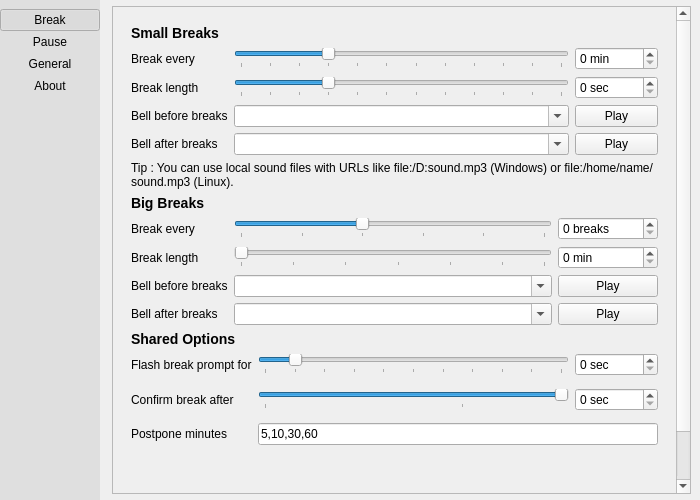
Before: the Qt Designer form src/gui/pref-window.ui in AllanChain/sane-break, drawn with Qt 5.
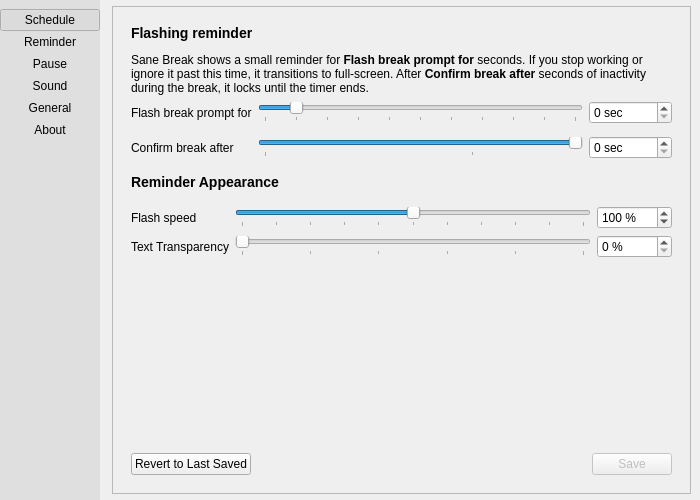
After: the same form once the commit is applied. The open tabs and pages were chosen to show the change. Icons and pictures are not drawn. Custom widgets are drawn as their Qt base class.

Commit message:
flash speed and text transparency config
Closes #43
Closes #38

Diff of the .ui file:
```diff
--- a/src/gui/pref-window.ui
+++ b/src/gui/pref-window.ui
@@ -69,7 +69,7 @@
           <cursorShape>PointingHandCursor</cursorShape>
          </property>
          <property name="text">
-          <string>Break</string>
+          <string>Schedule</string>
          </property>
          <property name="checkable">
           <bool>true</bool>
@@ -82,6 +82,22 @@
          </property>
         </widget>
        </item>
+       <item>
+        <widget class="QPushButton" name="tabReminderButton">
+         <property name="cursor">
+          <cursorShape>PointingHandCursor</cursorShape>
+         </property>
+         <property name="text">
+          <string>Reminder</string>
+         </property>
+         <property name="checkable">
+          <bool>true</bool>
+         </property>
+         <property name="flat">
+          <bool>true</bool>
+         </property>
+        </widget>
+       </item>
        <item>
         <widget class="QPushButton" name="tabPauseButton">
          <property name="cursor">
@@ -98,6 +114,25 @@
          </property>
         </widget>
        </item>
+       <item>
+        <widget class="QPushButton" name="tabSoundButton">
+         <property name="cursor">
+          <cursorShape>PointingHandCursor</cursorShape>
+         </property>
+         <property name="text">
+          <string>Sound</string>
+         </property>
+         <property name="checkable">
+          <bool>true</bool>
+         </property>
+         <property name="checked">
+          <bool>false</bool>
+         </property>
+         <property name="flat">
+          <bool>true</bool>
+         </property>
+        </widget>
+       </item>
        <item>
         <widget class="QPushButton" name="tabGeneralButton">
          <property name="cursor">
@@ -195,8 +230,8 @@
           <rect>
            <x>0</x>
            <y>0</y>
-           <width>559</width>
-           <height>752</height>
+           <width>580</width>
+           <height>488</height>
           </rect>
          </property>
          <layout class="QVBoxLayout" name="verticalLayout_8">
@@ -216,58 +251,6 @@
               </item>
               <item>
                <layout class="QGridLayout" name="gridLayout_2">
-                <item row="2" column="2">
-                 <widget class="QPushButton" name="playSmallStart">
-                  <property name="text">
-                   <string>Play</string>
-                  </property>
-                 </widget>
-                </item>
-                <item row="0" column="2">
-                 <widget class="QSpinBox" name="smallBreakEveryBox">
-                  <property name="suffix">
-                   <string> min</string>
-                  </property>
-                  <property name="maximum">
-                   <number>65535</number>
-                  </property>
-                 </widget>
-                </item>
-                <item row="2" column="0">
-                 <widget class="QLabel" name="label_13">
-                  <property name="toolTip">
-                   <string>Try restart Sane Break if no sound</string>
-                  </property>
-                  <property name="text">
-                   <string>Bell before breaks</string>
-                  </property>
-                 </widget>
-                </item>
-                <item row="1" column="1">
-                 <widget class="SteppedSlider" name="smallBreakForSlider">
-                  <property name="minimum">
-                   <number>5</number>
-                  </property>
-                  <property name="maximum">
-                   <number>60</number>
-                  </property>
-                  <property name="singleStep">
-                   <number>5</number>
-                  </property>
-                  <property name="pageStep">
-                   <number>5</number>
-                  </property>
-                  <property name="value">
-                   <number>20</number>
-                  </property>
-                  <property name="orientation">
-                   <enum>Qt::Orientation::Horizontal</enum>
-                  </property>
-                  <property name="tickPosition">
-                   <enum>QSlider::TickPosition::TicksBelow</enum>
-                  </property>
-                 </widget>
-                </item>
                 <item row="1" column="2">
                  <widget class="QSpinBox" name="smallBreakForBox">
                   <property name="suffix">
@@ -316,27 +299,6 @@
                   </property>
                  </widget>
                 </item>
-                <item row="2" column="1">
-                 <widget class="QComboBox" name="smallStartBellSelect">
-                  <property name="editable">
-                   <bool>true</bool>
-                  </property>
-                 </widget>
-                </item>
-                <item row="3" column="1">
-                 <widget class="QComboBox" name="smallEndBellSelect">
-                  <property name="editable">
-                   <bool>true</bool>
-                  </property>
-                 </widget>
-                </item>
-                <item row="3" column="2">
-                 <widget class="QPushButton" name="playSmallEnd">
-                  <property name="text">
-                   <string>Play</string>
-                  </property>
-                 </widget>
-                </item>
                 <item row="0" column="0">
                  <widget class="QLabel" name="label_3">
                   <property name="toolTip">
@@ -347,31 +309,8 @@
                   </property>
                  </widget>
                 </item>
-                <item row="3" column="0">
-                 <widget class="QLabel" name="label_14">
-                  <property name="toolTip">
-                   <string>Try restart Sane Break if no sound</string>
-                  </property>
-                  <property name="text">
-                   <string>Bell after breaks</string>
-                  </property>
-                 </widget>
-                </item>
                </layout>
               </item>
-              <item>
-               <widget class="QLabel" name="label_24">
-                <property name="enabled">
-                 <bool>true</bool>
-                </property>
-                <property name="text">
-                 <string>&lt;strong&gt;Tip&lt;/strong&gt;: You can use local sound files with URLs like &lt;code&gt;file:/D:sound.mp3&lt;/code&gt;  (Windows) or &lt;code&gt;file:/home/name/sound.mp3&lt;/code&gt; (Linux).</string>
-                </property>
-                <property name="wordWrap">
-                 <bool>true</bool>
-                </property>
-               </widget>
-              </item>
               <item>
                <widget class="QLabel" name="label_22">
                 <property name="text">
@@ -381,30 +320,6 @@
               </item>
               <item>
                <layout class="QGridLayout" name="gridLayout_5">
-                <item row="3" column="1">
-                 <widget class="QComboBox" name="bigEndBellSelect">
-                  <property name="editable">
-                   <bool>true</bool>
-                  </property>
-                 </widget>
-                </item>
-                <item row="1" column="2">
-                 <widget class="QSpinBox" name="bigBreakForBox">
-                  <property name="suffix">
-                   <string> min</string>
-                  </property>
-                  <property name="maximum">
-                   <number>65535</number>
-                  </property>
-                 </widget>
-                </item>
-                <item row="2" column="2">
-                 <widget class="QPushButton" name="playBigStart">
-                  <property name="text">
-                   <string>Play</string>
-                  </property>
-                 </widget>
-                </item>
                 <item row="0" column="2">
                  <widget class="QSpinBox" name="bigBreakAfterBox">
                   <property name="suffix">
@@ -415,35 +330,6 @@
                   </property>
                  </widget>
                 </item>
-                <item row="2" column="0">
-                 <widget class="QLabel" name="label">
-                  <property name="text">
-                   <string>Bell before breaks</string>
-                  </property>
-                 </widget>
-                </item>
-                <item row="0" column="1">
-                 <widget class="SteppedSlider" name="bigBreakAfterSlider">
-                  <property name="minimum">
-                   <number>1</number>
-                  </property>
-                  <property name="maximum">
-                   <number>6</number>
-                  </property>
-                  <property name="pageStep">
-                   <number>1</number>
-                  </property>
-                  <property name="value">
-                   <number>3</number>
-                  </property>
-                  <property name="orientation">
-                   <enum>Qt::Orientation::Horizontal</enum>
-                  </property>
-                  <property name="tickPosition">
-                   <enum>QSlider::TickPosition::TicksBelow</enum>
-                  </property>
-                 </widget>
-                </item>
                 <item row="0" column="0">
                  <widget class="QLabel" name="label_5">
                   <property name="toolTip">
@@ -454,10 +340,35 @@
                   </property>
                  </widget>
                 </item>
-                <item row="3" column="2">
-                 <widget class="QPushButton" name="playBigEnd">
-                  <property name="text">
-                   <string>Play</string>
+                <item row="1" column="2">
+                 <widget class="QSpinBox" name="bigBreakForBox">
+                  <property name="suffix">
+                   <string> min</string>
+                  </property>
+                  <property name="maximum">
+                   <number>65535</number>
+                  </property>
+                 </widget>
+                </item>
+                <item row="0" column="1">
+                 <widget class="SteppedSlider" name="bigBreakAfterSlider">
+                  <property name="minimum">
+                   <number>1</number>
+                  </property>
+                  <property name="maximum">
+                   <number>6</number>
+                  </property>
+                  <property name="pageStep">
+                   <number>1</number>
+                  </property>
+                  <property name="value">
+                   <number>3</number>
+                  </property>
+                  <property name="orientation">
+                   <enum>Qt::Orientation::Horizontal</enum>
+                  </property>
+                  <property name="tickPosition">
+                   <enum>QSlider::TickPosition::TicksBelow</enum>
                   </property>
                  </widget>
                 </item>
@@ -489,20 +400,6 @@
                   </property>
                  </widget>
                 </item>
-                <item row="2" column="1">
-                 <widget class="QComboBox" name="bigStartBellSelect">
-                  <property name="editable">
-                   <bool>true</bool>
-                  </property>
-                 </widget>
-                </item>
-                <item row="3" column="0">
-                 <widget class="QLabel" name="label_2">
-                  <property name="text">
-                   <string>Bell after breaks</string>
-                  </property>
-                 </widget>
-                </item>
                 <item row="1" column="0">
                  <widget class="QLabel" name="label_6">
                   <property name="toolTip">
@@ -518,7 +415,7 @@
               <item>
                <widget class="QLabel" name="label_23">
                 <property name="text">
-                 <string>&lt;h3&gt;Shared Options&lt;/h3&gt;</string>
+                 <string>&lt;h3&gt;Postpone&lt;/h3&gt;</string>
                 </property>
                </widget>
               </item>
@@ -527,7 +424,7 @@
                 <property name="verticalSpacing">
                  <number>12</number>
                 </property>
-                <item row="2" column="1" colspan="2">
+                <item row="0" column="1" colspan="2">
                  <widget class="QLineEdit" name="postponeMinutes">
                   <property name="inputMask">
                    <string notr="true"/>
@@ -540,58 +437,48 @@
                   </property>
                  </widget>
                 </item>
-                <item row="1" column="2">
-                 <widget class="QSpinBox" name="confirmAfterBox">
-                  <property name="suffix">
-                   <string> sec</string>
-                  </property>
-                  <property name="maximum">
-                   <number>65535</number>
-                  </property>
-                 </widget>
-                </item>
-                <item row="0" column="1">
-                 <widget class="SteppedSlider" name="flashForSlider">
-                  <property name="maximum">
-                   <number>300</number>
-                  </property>
-                  <property name="singleStep">
-                   <number>10</number>
-                  </property>
-                  <property name="pageStep">
-                   <number>30</number>
-                  </property>
-                  <property name="value">
-                   <number>30</number>
-                  </property>
-                  <property name="orientation">
-                   <enum>Qt::Orientation::Horizontal</enum>
-                  </property>
-                  <property name="tickPosition">
-                   <enum>QSlider::TickPosition::TicksBelow</enum>
-                  </property>
-                  <property name="tickInterval">
-                   <number>30</number>
-                  </property>
-                 </widget>
-                </item>
-                <item row="0" column="2">
-                 <widget class="QSpinBox" name="flashForBox">
-                  <property name="suffix">
-                   <string> sec</string>
-                  </property>
-                  <property name="maximum">
-                   <number>65535</number>
-                  </property>
-                 </widget>
-                </item>
-                <item row="2" column="0">
+                <item row="0" column="0">
                  <widget class="QLabel" name="label_20">
                   <property name="text">
                    <string>Postpone minutes</string>
                   </property>
                  </widget>
                 </item>
+               </layout>
+              </item>
+             </layout>
+            </widget>
+            <widget class="QWidget" name="reminderPage">
+             <layout class="QVBoxLayout" name="verticalLayout_9">
+              <item>
+               <widget class="QLabel" name="label">
+                <property name="toolTip">
+                 <string/>
+                </property>
+                <property name="text">
+                 <string>&lt;h3&gt;Flashing reminder&lt;/h3&gt;
+&lt;p&gt;Sane Break shows a small reminder for &lt;b&gt;Flash break prompt for&lt;/b&gt; seconds. If you stop working or ignore it past this time, it transitions to full-screen. After &lt;b&gt;Confirm break after&lt;/b&gt; seconds of inactivity during the break, it locks until the timer ends.&lt;/p&gt;</string>
+                </property>
+                <property name="wordWrap">
+                 <bool>true</bool>
+                </property>
+               </widget>
+              </item>
+              <item>
+               <layout class="QGridLayout" name="gridLayout_7">
+                <property name="verticalSpacing">
+                 <number>12</number>
+                </property>
+                <item row="0" column="2">
+                 <widget class="QSpinBox" name="flashForBox">
+                  <property name="suffix">
+                   <string> sec</string>
+                  </property>
+                  <property name="maximum">
+                   <number>65535</number>
+                  </property>
+                 </widget>
+                </item>
                 <item row="1" column="1">
                  <widget class="SteppedSlider" name="confirmAfterSlider">
                   <property name="minimum">
@@ -618,7 +505,7 @@
                  </widget>
                 </item>
                 <item row="0" column="0">
-                 <widget class="QLabel" name="label_11">
+                 <widget class="QLabel" name="label_13">
                   <property name="toolTip">
                    <string>Time in seconds before forcing break after work reminder appears.</string>
                   </property>
@@ -628,7 +515,7 @@
                  </widget>
                 </item>
                 <item row="1" column="0">
-                 <widget class="QLabel" name="label_9">
+                 <widget class="QLabel" name="label_14">
                   <property name="toolTip">
                    <string>After idle for that long during break, Sane Break will keep full screen and there's no way back.</string>
                   </property>
@@ -637,6 +524,139 @@
                   </property>
                  </widget>
                 </item>
+                <item row="0" column="1">
+                 <widget class="SteppedSlider" name="flashForSlider">
+                  <property name="maximum">
+                   <number>300</number>
+                  </property>
+                  <property name="singleStep">
+                   <number>10</number>
+                  </property>
+                  <property name="pageStep">
+                   <number>30</number>
+                  </property>
+                  <property name="value">
+                   <number>30</number>
+                  </property>
+                  <property name="orientation">
+                   <enum>Qt::Orientation::Horizontal</enum>
+                  </property>
+                  <property name="tickPosition">
+                   <enum>QSlider::TickPosition::TicksBelow</enum>
+                  </property>
+                  <property name="tickInterval">
+                   <number>30</number>
+                  </property>
+                 </widget>
+                </item>
+                <item row="1" column="2">
+                 <widget class="QSpinBox" name="confirmAfterBox">
+                  <property name="suffix">
+                   <string> sec</string>
+                  </property>
+                  <property name="maximum">
+                   <number>65535</number>
+                  </property>
+                 </widget>
+                </item>
+               </layout>
+              </item>
+              <item>
+               <widget class="QLabel" name="label_2">
+                <property name="text">
+                 <string>&lt;h3&gt;Reminder Appearance&lt;/h3&gt;</string>
+                </property>
+               </widget>
+              </item>
+              <item>
+               <layout class="QGridLayout" name="gridLayout_10">
+                <item row="0" column="1">
+                 <widget class="SteppedSlider" name="flashSpeedSlider">
+                  <property name="minimum">
+                   <number>0</number>
+                  </property>
+                  <property name="maximum">
+                   <number>200</number>
+                  </property>
+                  <property name="singleStep">
+                   <number>5</number>
+                  </property>
+                  <property name="value">
+                   <number>100</number>
+                  </property>
+                  <property name="orientation">
+                   <enum>Qt::Orientation::Horizontal</enum>
+                  </property>
+                  <property name="tickPosition">
+                   <enum>QSlider::TickPosition::TicksBelow</enum>
+                  </property>
+                  <property name="tickInterval">
+                   <number>20</number>
+                  </property>
+                 </widget>
+                </item>
+                <item row="0" column="2">
+                 <widget class="QSpinBox" name="flashSpeedBox">
+                  <property name="suffix">
+                   <string notr="true"> %</string>
+                  </property>
+                  <property name="maximum">
+                   <number>65535</number>
+                  </property>
+                  <property name="value">
+                   <number>100</number>
+                  </property>
+                 </widget>
+                </item>
+                <item row="0" column="0">
+                 <widget class="QLabel" name="label_8">
+                  <property name="text">
+                   <string>Flash speed</string>
+                  </property>
+                 </widget>
+                </item>
+                <item row="1" column="0">
+                 <widget class="QLabel" name="label_9">
+                  <property name="text">
+                   <string>Text Transparency</string>
+                  </property>
+                 </widget>
+                </item>
+                <item row="1" column="1">
+                 <widget class="SteppedSlider" name="textTransparencySlider">
+                  <property name="minimum">
+                   <number>0</number>
+                  </property>
+                  <property name="maximum">
+                   <number>100</number>
+                  </property>
+                  <property name="singleStep">
+                   <number>5</number>
+                  </property>
+                  <property name="value">
+                   <number>0</number>
+                  </property>
+                  <property name="orientation">
+                   <enum>Qt::Orientation::Horizontal</enum>
+                  </property>
+                  <property name="tickPosition">
+                   <enum>QSlider::TickPosition::TicksBelow</enum>
+                  </property>
+                  <property name="tickInterval">
+                   <number>20</number>
+                  </property>
+                 </widget>
+                </item>
+                <item row="1" column="2">
+                 <widget class="QSpinBox" name="textTransparencyBox">
+                  <property name="suffix">
+                   <string notr="true"> %</string>
+                  </property>
+                  <property name="maximum">
+                   <number>65535</number>
+                  </property>
+                 </widget>
+                </item>
                </layout>
               </item>
              </layout>
@@ -799,6 +819,141 @@
               </item>
              </layout>
             </widget>
+            <widget class="QWidget" name="soundPage">
+             <layout class="QVBoxLayout" name="verticalLayout">
+              <item>
+               <widget class="QLabel" name="label_25">
+                <property name="text">
+                 <string>&lt;h3&gt;Small Breaks&lt;/h3&gt;</string>
+                </property>
+               </widget>
+              </item>
+              <item>
+               <layout class="QGridLayout" name="gridLayout_8" columnstretch="0,1,0">
+                <item row="0" column="1">
+                 <widget class="QComboBox" name="bigStartBellSelect">
+                  <property name="sizePolicy">
+                   <sizepolicy hsizetype="Preferred" vsizetype="Fixed">
+                    <horstretch>0</horstretch>
+                    <verstretch>0</verstretch>
+                   </sizepolicy>
+                  </property>
+                  <property name="editable">
+                   <bool>true</bool>
+                  </property>
+                 </widget>
+                </item>
+                <item row="0" column="0">
+                 <widget class="QLabel" name="label_33">
+                  <property name="text">
+                   <string>Bell before breaks</string>
+                  </property>
+                 </widget>
+                </item>
+                <item row="0" column="2">
+                 <widget class="QPushButton" name="playBigStart">
+                  <property name="text">
+                   <string>Play</string>
+                  </property>
+                 </widget>
+                </item>
+                <item row="1" column="2">
+                 <widget class="QPushButton" name="playBigEnd">
+                  <property name="text">
+                   <string>Play</string>
+                  </property>
+                 </widget>
+                </item>
+                <item row="1" column="1">
+                 <widget class="QComboBox" name="bigEndBellSelect">
+                  <property name="editable">
+                   <bool>true</bool>
+                  </property>
+                 </widget>
+                </item>
+                <item row="1" column="0">
+                 <widget class="QLabel" name="label_35">
+                  <property name="text">
+                   <string>Bell after breaks</string>
+                  </property>
+                 </widget>
+                </item>
+               </layout>
+              </item>
+              <item>
+               <widget class="QLabel" name="label_38">
+                <property name="text">
+                 <string>&lt;h3&gt;Big Breaks&lt;/h3&gt;</string>
+                </property>
+               </widget>
+              </item>
+              <item>
+               <layout class="QGridLayout" name="gridLayout_6" columnstretch="0,1,0">
+                <item row="1" column="0">
+                 <widget class="QLabel" name="label_28">
+                  <property name="toolTip">
+                   <string>Try restart Sane Break if no sound</string>
+                  </property>
+                  <property name="text">
+                   <string>Bell after breaks</string>
+                  </property>
+                 </widget>
+                </item>
+                <item row="1" column="1">
+                 <widget class="QComboBox" name="smallEndBellSelect">
+                  <property name="editable">
+                   <bool>true</bool>
+                  </property>
+                 </widget>
+                </item>
+                <item row="1" column="2">
+                 <widget class="QPushButton" name="playSmallEnd">
+                  <property name="text">
+                   <string>Play</string>
+                  </property>
+                 </widget>
+                </item>
+                <item row="0" column="2">
+                 <widget class="QPushButton" name="playSmallStart">
+                  <property name="text">
+                   <string>Play</string>
+                  </property>
+                 </widget>
+                </item>
+                <item row="0" column="0">
+                 <widget class="QLabel" name="label_26">
+                  <property name="toolTip">
+                   <string>Try restart Sane Break if no sound</string>
+                  </property>
+                  <property name="text">
+                   <string>Bell before breaks</string>
+                  </property>
+                 </widget>
+                </item>
+                <item row="0" column="1">
+                 <widget class="QComboBox" name="smallStartBellSelect">
+                  <property name="editable">
+                   <bool>true</bool>
+                  </property>
+                 </widget>
+                </item>
+               </layout>
+              </item>
+              <item>
+               <widget class="QLabel" name="label_37">
+                <property name="enabled">
+                 <bool>true</bool>
+                </property>
+                <property name="text">
+                 <string>&lt;strong&gt;Tip&lt;/strong&gt;: You can use local sound files with URLs like &lt;code&gt;file:/D:sound.mp3&lt;/code&gt;  (Windows) or &lt;code&gt;file:/home/name/sound.mp3&lt;/code&gt; (Linux).</string>
+                </property>
+                <property name="wordWrap">
+                 <bool>true</bool>
+                </property>
+               </widget>
+              </item>
+             </layout>
+            </widget>
             <widget class="QWidget" name="generalPage">
              <layout class="QVBoxLayout" name="verticalLayout_7">
               <item>
```
Left out of the diff: 392 changed lines with no effect on the pictures. The commit also changes 4 other files.
